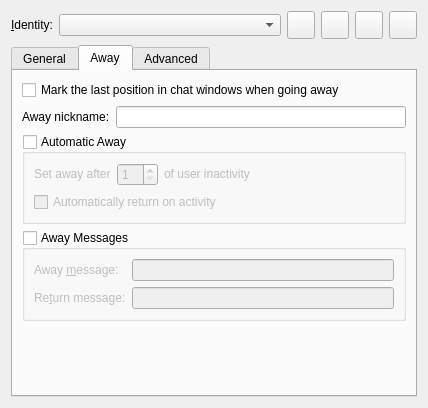
Before: the Qt Designer form src/identitydialog.ui in netrunner-debian-kde-extras/konversation, drawn with Qt 5.
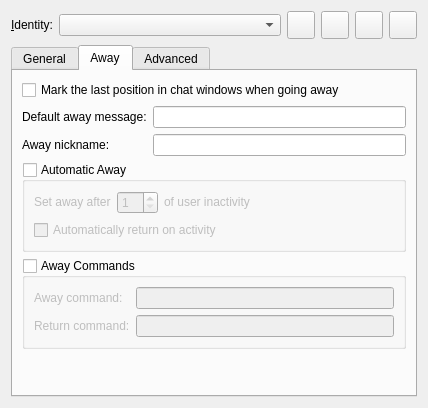
After: the same form once the commit is applied. The open tabs and pages were chosen to show the change. Custom widgets are drawn as their Qt base class.

```diff
--- a/src/identitydialog.ui
+++ b/src/identitydialog.ui
@@ -261,9 +261,7 @@
       <attribute name="title">
        <string>Away</string>
       </attribute>
-      <layout class="QVBoxLayout" name="verticalLayout_3">
-       <item>
-        <layout class="QGridLayout" name="gridLayout_4">
+      <layout class="QFormLayout" name="formLayout_3">
          <item row="0" column="0" colspan="2">
           <widget class="QCheckBox" name="m_insertRememberLineOnAwayChBox">
            <property name="whatsThis">
@@ -275,22 +273,40 @@
           </widget>
          </item>
          <item row="1" column="0">
+        <widget class="QLabel" name="awayMessageLabel">
+         <property name="text">
+          <string>Default away message:</string>
+         </property>
+         <property name="buddy">
+          <cstring>m_awayMessageEdit</cstring>
+         </property>
+        </widget>
+       </item>
+       <item row="1" column="1">
+        <widget class="KLineEdit" name="m_awayMessageEdit">
+         <property name="whatsThis">
+          <string>The text you enter here is used as the away message when no message is entered as an argument to the &lt;b&gt;/away&lt;/b&gt; or &lt;b&gt;/aaway&lt;/b&gt; commands, and also when Global Away is toggled from the menu or via the keyboard shortcut.</string>
+         </property>
+        </widget>
+       </item>
+       <item row="2" column="0">
           <widget class="QLabel" name="awayNicknameLabel">
            <property name="text">
             <string>Away nickname:</string>
            </property>
-          </widget>
-         </item>
-         <item row="1" column="1">
+         <property name="buddy">
+          <cstring>m_awayNickEdit</cstring>
+         </property>
+        </widget>
+       </item>
+       <item row="2" column="1">
           <widget class="KLineEdit" name="m_awayNickEdit">
            <property name="whatsThis">
             <string>Enter a nickname that indicates you are away. Whenever you perform an &lt;b&gt;/away msg&lt;/b&gt; command in any channel joined with this Identity, Konversation will automatically change your nickname to the Away nickname. Other users will be able to tell you are away from your computer. Whenever you perform an &lt;b&gt;/away&lt;/b&gt; command in any channel in which you are away, Konversation will automatically change your nickname back to the original. If you do not wish to automatically change your nickname when going away, leave blank.</string>
            </property>
           </widget>
          </item>
-        </layout>
-       </item>
-       <item>
+       <item row="3" column="0" colspan="2">
         <widget class="QGroupBox" name="automaticAwayGroup">
          <property name="sizePolicy">
           <sizepolicy hsizetype="Preferred" vsizetype="Fixed">
@@ -363,8 +379,8 @@
          </layout>
         </widget>
        </item>
-       <item>
-        <widget class="QGroupBox" name="awayMessageGroup">
+       <item row="4" column="0" colspan="2">
+        <widget class="QGroupBox" name="awayCommandsGroup">
          <property name="sizePolicy">
           <sizepolicy hsizetype="Expanding" vsizetype="Fixed">
            <horstretch>0</horstretch>
@@ -375,7 +391,7 @@
           <string>If you check this box, Konversation will automatically send the Away message to all channels joined with this Identity. &lt;b&gt;%s&lt;/b&gt; is replaced with &lt;b&gt;msg&lt;/b&gt;. Whenever you perform an &lt;b&gt;/away&lt;/b&gt; command, the Return message will be displayed in all channels joined with this Identity.</string>
          </property>
          <property name="title">
-          <string>Away Messages</string>
+          <string>Away Commands</string>
          </property>
          <property name="checkable">
           <bool>true</bool>
@@ -387,7 +403,7 @@
           <item row="0" column="0">
            <widget class="QLabel" name="awayLabel">
             <property name="text">
-             <string>Away &amp;message:</string>
+             <string>Away command:</string>
             </property>
             <property name="buddy">
              <cstring>m_awayEdit</cstring>
@@ -400,7 +416,7 @@
           <item row="1" column="0">
            <widget class="QLabel" name="unAwayLabel">
             <property name="text">
-             <string>Re&amp;turn message:</string>
+             <string>Return command:</string>
             </property>
             <property name="buddy">
              <cstring>m_unAwayEdit</cstring>
@@ -413,7 +429,7 @@
          </layout>
         </widget>
        </item>
-       <item>
+       <item row="5" column="0">
         <spacer name="awayWidgetVSpacer">
          <property name="orientation">
           <enum>Qt::Vertical</enum>
```
Left out of the diff: 4 changed lines with no effect on the pictures. Lines whose indentation alone changed are shown as unchanged.
